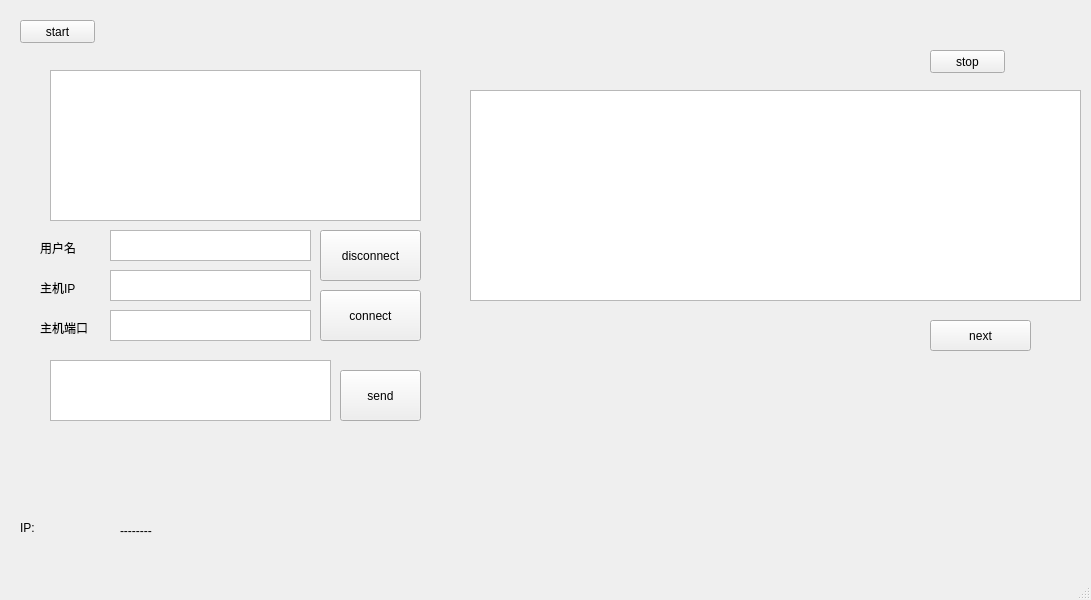
First picture: the form in MainWindow.ui, repository shaoduoduo/anodize_file_watch, before the edit.
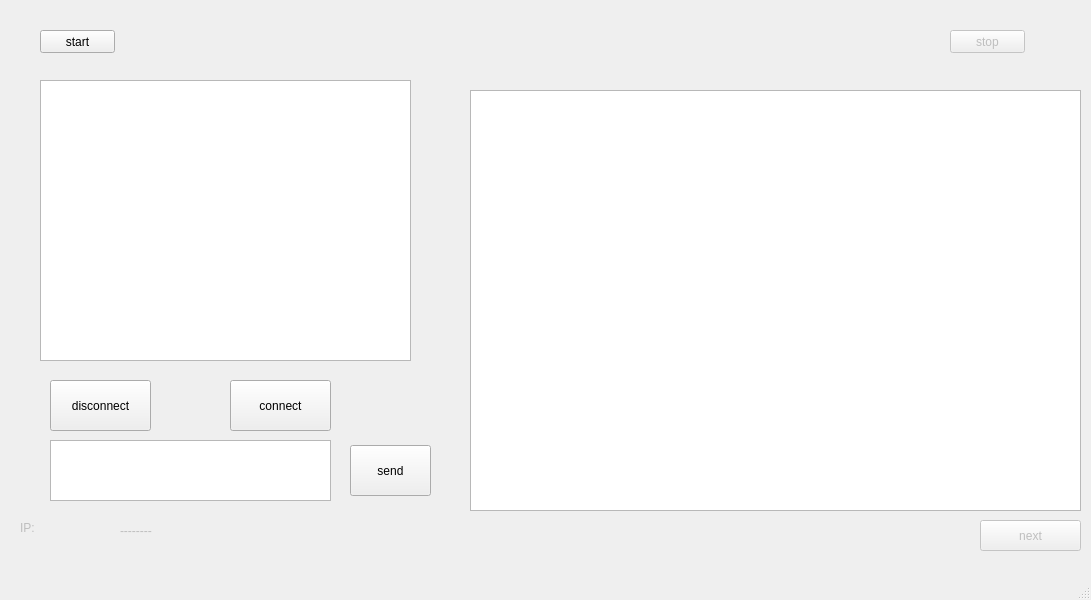
Second picture: the form after the edit.

Patch:
```diff
--- a/MainWindow.ui
+++ b/MainWindow.ui
@@ -2,6 +2,9 @@
 <ui version="4.0">
  <class>MainWindow</class>
  <widget class="QMainWindow" name="MainWindow">
+  <property name="enabled">
+   <bool>true</bool>
+  </property>
   <property name="geometry">
    <rect>
     <x>0</x>
@@ -15,10 +18,13 @@
   </property>
   <widget class="QWidget" name="centralWidget">
    <widget class="QPushButton" name="pushButton_stop">
+    <property name="enabled">
+     <bool>false</bool>
+    </property>
     <property name="geometry">
      <rect>
-      <x>930</x>
-      <y>50</y>
+      <x>950</x>
+      <y>30</y>
       <width>75</width>
       <height>23</height>
      </rect>
@@ -30,8 +36,8 @@
    <widget class="QPushButton" name="pushButton_start">
     <property name="geometry">
      <rect>
-      <x>20</x>
-      <y>20</y>
+      <x>40</x>
+      <y>30</y>
       <width>75</width>
       <height>23</height>
      </rect>
@@ -46,11 +52,14 @@
       <x>470</x>
       <y>90</y>
       <width>611</width>
-      <height>211</height>
+      <height>421</height>
      </rect>
     </property>
    </widget>
    <widget class="QLabel" name="label_IP">
+    <property name="enabled">
+     <bool>false</bool>
+    </property>
     <property name="geometry">
      <rect>
       <x>120</x>
@@ -64,6 +73,9 @@
     </property>
    </widget>
    <widget class="QLabel" name="label">
+    <property name="enabled">
+     <bool>false</bool>
+    </property>
     <property name="geometry">
      <rect>
       <x>20</x>
@@ -77,10 +89,13 @@
     </property>
    </widget>
    <widget class="QPushButton" name="pushButton">
+    <property name="enabled">
+     <bool>false</bool>
+    </property>
     <property name="geometry">
      <rect>
-      <x>930</x>
-      <y>320</y>
+      <x>980</x>
+      <y>520</y>
       <width>101</width>
       <height>31</height>
      </rect>
@@ -92,30 +107,10 @@
    <widget class="QTextBrowser" name="textBrowser_server">
     <property name="geometry">
      <rect>
-      <x>50</x>
-      <y>70</y>
+      <x>40</x>
+      <y>80</y>
       <width>371</width>
-      <height>151</height>
-     </rect>
-    </property>
-   </widget>
-   <widget class="QTextEdit" name="textEdit_IP">
-    <property name="geometry">
-     <rect>
-      <x>110</x>
-      <y>270</y>
-      <width>201</width>
-      <height>31</height>
-     </rect>
-    </property>
-   </widget>
-   <widget class="QTextEdit" name="textEdit_port">
-    <property name="geometry">
-     <rect>
-      <x>110</x>
-      <y>310</y>
-      <width>201</width>
-      <height>31</height>
+      <height>281</height>
      </rect>
     </property>
    </widget>
@@ -123,7 +118,7 @@
     <property name="geometry">
      <rect>
       <x>50</x>
-      <y>360</y>
+      <y>440</y>
       <width>281</width>
       <height>61</height>
      </rect>
@@ -132,8 +127,8 @@
    <widget class="QPushButton" name="pushButton_send">
     <property name="geometry">
      <rect>
-      <x>340</x>
-      <y>370</y>
+      <x>350</x>
+      <y>445</y>
       <width>81</width>
       <height>51</height>
      </rect>
@@ -142,37 +137,11 @@
      <string>send</string>
     </property>
    </widget>
-   <widget class="QLabel" name="label_2">
-    <property name="geometry">
-     <rect>
-      <x>40</x>
-      <y>280</y>
-      <width>72</width>
-      <height>16</height>
-     </rect>
-    </property>
-    <property name="text">
-     <string>主机IP</string>
-    </property>
-   </widget>
-   <widget class="QLabel" name="label_3">
-    <property name="geometry">
-     <rect>
-      <x>40</x>
-      <y>320</y>
-      <width>72</width>
-      <height>16</height>
-     </rect>
-    </property>
-    <property name="text">
-     <string>主机端口</string>
-    </property>
-   </widget>
    <widget class="QPushButton" name="pushButton_connect">
     <property name="geometry">
      <rect>
-      <x>320</x>
-      <y>290</y>
+      <x>230</x>
+      <y>380</y>
       <width>101</width>
       <height>51</height>
      </rect>
@@ -181,34 +150,11 @@
      <string>connect</string>
     </property>
    </widget>
-   <widget class="QLabel" name="label_4">
-    <property name="geometry">
-     <rect>
-      <x>40</x>
-      <y>240</y>
-      <width>72</width>
-      <height>16</height>
-     </rect>
-    </property>
-    <property name="text">
-     <string>用户名</string>
-    </property>
-   </widget>
-   <widget class="QTextEdit" name="textEdit_name">
-    <property name="geometry">
-     <rect>
-      <x>110</x>
-      <y>230</y>
-      <width>201</width>
-      <height>31</height>
-     </rect>
-    </property>
-   </widget>
    <widget class="QPushButton" name="pushButton_disconnect">
     <property name="geometry">
      <rect>
-      <x>320</x>
-      <y>230</y>
+      <x>50</x>
+      <y>380</y>
       <width>101</width>
       <height>51</height>
      </rect>
```
Left out of the diff: 2 changed lines with no effect on the pictures.
